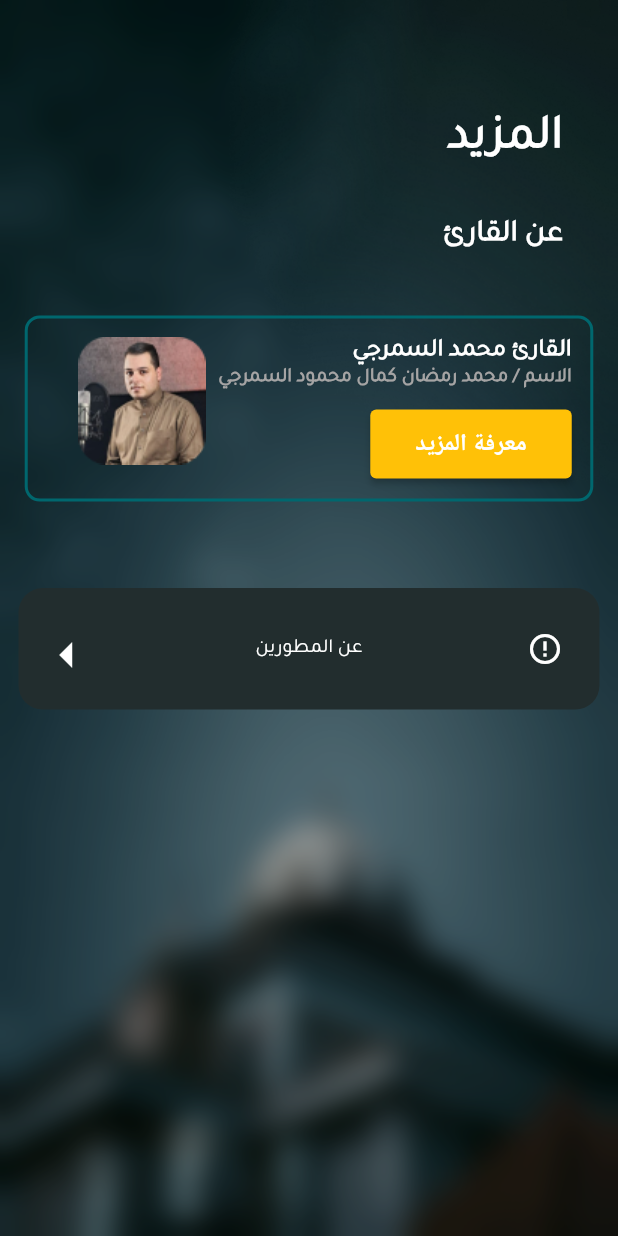
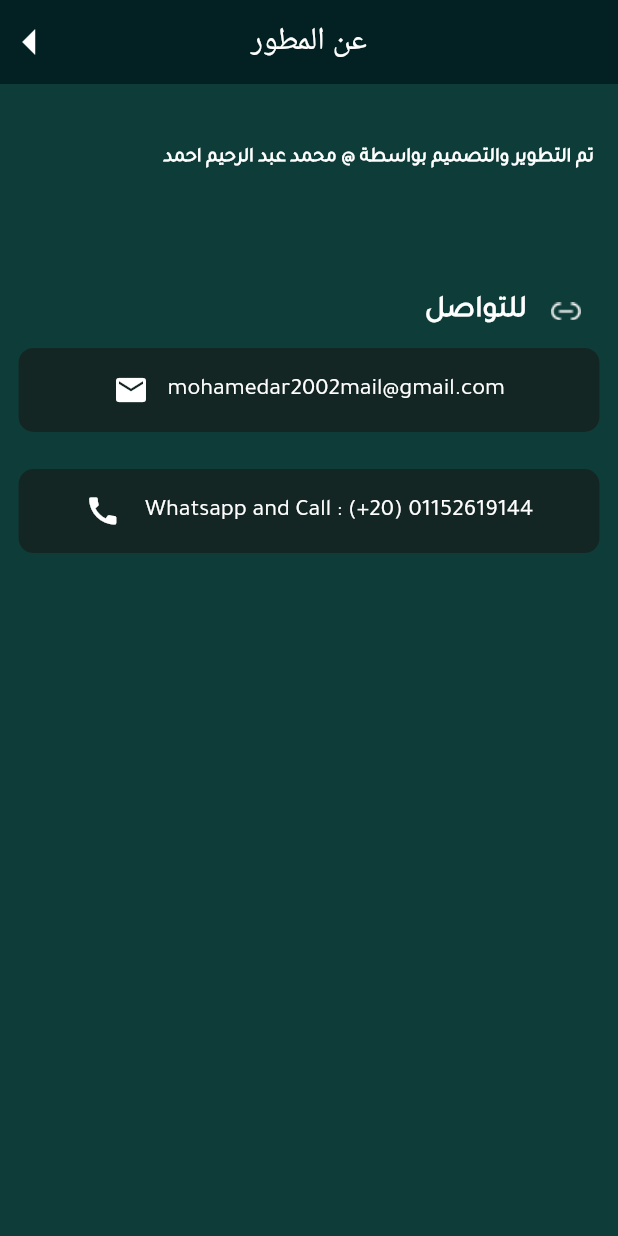
Before and after one commit to Mohamed-Abdel-Rahem/quran, a Flutter app: the MorePage screen opened directly, after a tap on the "error outline" icon, on a phone screen of 412 x 824 dp. Run offline on Flutter 3.47's test engine with Material 3 defaults, Android fonts, the phone set to English and light mode, and no system bars; our stand-ins replace device_preview, firebase_core, flutter_easyloading; missing offline and left inert: mailto, whatsapp_unilink; accounts and stored records are empty.

Commit message:
finshsh all ui expect whatsapp connect and listen quran and roqia

```diff
--- /dev/null
+++ b/lib/screens/developer_.dart
@@ -0,0 +1,102 @@
+import 'package:flutter/material.dart';
+import 'package:quran/services/email_services.dart';
+import 'package:quran/services/whatsapp_services.dart';
+import 'package:quran/widgets/connect_widget.dart';
+import 'package:quran/widgets/custom_text_widget.dart';
+
+class DeveloperPage extends StatefulWidget {
+  const DeveloperPage({super.key});
+
+  @override
+  State<DeveloperPage> createState() => _DeveloperPageState();
+}
+
+class _DeveloperPageState extends State<DeveloperPage> {
+  @override
+  Widget build(BuildContext context) {
+    final screenSize = MediaQuery.of(context).size;
+
+    return Scaffold(
+      backgroundColor: const Color(0xFF0E3D39),
+      appBar: AppBar(
+        backgroundColor: const Color(0xFF032022),
+        elevation: 0,
+        automaticallyImplyLeading: false,
+        actions: [
+          IconButton(
+            icon: const Icon(
+              Icons.arrow_right,
+              color: Colors.white,
+              size: 40,
+            ),
+            onPressed: () {
+              Navigator.pop(context);
+            },
+          ),
+        ],
+        title: const Text(
+          'عن المطور',
+          style: TextStyle(
+            color: Colors.white,
+            fontWeight: FontWeight.w500,
+          ),
+        ),
+        centerTitle: true,
+      ),
+      body: Column(
+        mainAxisAlignment: MainAxisAlignment.start,
+        children: [
+          SizedBox(height: screenSize.width * 0.1),
+          const Align(
+            alignment: Alignment.topRight,
+            child: CustomTextWidget(
+              text: "تم التطوير والتصميم بواسطة @ محمد عبد الرحيم احمد",
+              fontSize: 13,
+              fontWeight: FontWeight.w900,
+            ),
+          ),
+          SizedBox(height: screenSize.width * 0.2),
+          Column(
+            children: [
+              Padding(
+                padding: EdgeInsets.only(
+                    bottom: screenSize.width * 0.03,
+                    right: screenSize.width * 0.06),
+                child: Row(
+                  children: [
+                    Image.asset(
+                      'assets/images/taw.png',
+                    ),
+                    const Align(
+                      alignment: Alignment.topRight,
+                      child: CustomTextWidget(
+                        text: "للتواصل",
+                        fontSize: 20,
+                        fontWeight: FontWeight.w700,
+                      ),
+                    ),
+                  ],
+                ),
+              ),
+              ConnectWidget(
+                onTap: () {
+                  funcOpenMailComposer();
+                },
+                text: 'mohamedar2002mail@gmail.com',
+                icon: Icons.email,
+              ),
+              SizedBox(height: screenSize.width * 0.06),
+              ConnectWidget(
+                onTap: () {
+                  funcOpenWhatsApp();
+                },
+                icon: Icons.call,
+                text: 'Whatsapp and Call : (+20) 01152619144 ',
+              ),
+            ],
+          ),
+        ],
+      ),
+    );
+  }
+}
--- a/lib/screens/more_page.dart
+++ b/lib/screens/more_page.dart
@@ -1,4 +1,5 @@
 import 'package:flutter/material.dart';
+import 'package:quran/screens/developer_.dart';
 import 'package:quran/screens/reader_page.dart';
 import 'package:quran/widgets/backgroun_build.dart';
 import 'package:quran/widgets/custom_text_widget.dart';
@@ -11,6 +12,7 @@ class MorePage extends StatelessWidget {
     final screenSize = MediaQuery.of(context).size;
 
     return Scaffold(
+      backgroundColor: Colors.transparent,
       body: Stack(
         children: [
           const BackgrounBuild(),
@@ -140,6 +142,14 @@ class MorePage extends StatelessWidget {
                 Padding(
                   padding:
                       EdgeInsets.symmetric(horizontal: screenSize.width * 0.03),
+                  child: GestureDetector(
+                    onTap: () {
+                      Navigator.push(
+                        context,
+                        MaterialPageRoute(
+                            builder: (context) => const DeveloperPage()),
+                      );
+                    },
                     child: Container(
                       padding: EdgeInsets.symmetric(
                           horizontal: screenSize.width * 0.03,
@@ -157,11 +167,16 @@ class MorePage extends StatelessWidget {
                             icon: const Icon(Icons.error_outline,
                                 color: Colors.white),
                             onPressed: () {
-                            // Add your info button action here
+                              Navigator.push(
+                                context,
+                                MaterialPageRoute(
+                                    builder: (context) =>
+                                        const DeveloperPage()),
+                              );
                             },
                           ),
                           const Text(
-                          'عن المطورين',
+                            'عن المطور',
                             style: TextStyle(
                                 color: Colors.white,
                                 fontSize: 13,
@@ -172,13 +187,19 @@ class MorePage extends StatelessWidget {
                             icon: const Icon(
                               Icons.arrow_right,
                               color: Colors.white,
-                            size: 40,
+                              size: 33,
                             ),
                             onPressed: () {
-                            // Add your back button action here
+                              Navigator.push(
+                                context,
+                                MaterialPageRoute(
+                                    builder: (context) =>
+                                        const DeveloperPage()),
+                              );
                             },
                           ),
                         ],
+                      ),
                     ),
                   ),
                 )
--- a/lib/screens/moton.dart
+++ b/lib/screens/moton.dart
@@ -10,6 +10,7 @@ class MotonPage extends StatelessWidget {
   Widget build(BuildContext context) {
     final screenSize = MediaQuery.of(context).size;
     return Scaffold(
+      backgroundColor: Colors.transparent,
       body: Stack(
         children: [
           const BackgrounBuild(),
--- /dev/null
+++ b/lib/services/email_services.dart
@@ -0,0 +1,9 @@
+import 'package:mailto/mailto.dart';
+import 'package:url_launcher/url_launcher.dart';
+
+void funcOpenMailComposer() async {
+  final mailtoLink = Mailto(
+    to: ['mohamedar2002mail@gmail.com'],
+  );
+  await launch('$mailtoLink');
+}
--- /dev/null
+++ b/lib/widgets/connect_widget.dart
@@ -0,0 +1,45 @@
+import 'package:flutter/material.dart';
+
+class ConnectWidget extends StatelessWidget {
+  const ConnectWidget(
+      {super.key, required this.onTap, required this.icon, required this.text});
+  final IconData icon;
+  final String text;
+  final Function onTap;
+  @override
+  Widget build(BuildContext context) {
+    final screenSize = MediaQuery.of(context).size;
+    return GestureDetector(
+      onTap: () => onTap(),
+      child: Padding(
+        padding: EdgeInsets.symmetric(horizontal: screenSize.width * 0.03),
+        child: Container(
+          padding: const EdgeInsets.all(16.0),
+          decoration: BoxDecoration(
+            color: Color(0xff142624),
+            borderRadius: BorderRadius.circular(10.0),
+          ),
+          child: Row(
+            mainAxisAlignment: MainAxisAlignment.center,
+            children: [
+              Text(
+                text,
+                style: const TextStyle(
+                  fontSize: 16,
+                  color: Colors.white,
+                  fontWeight: FontWeight.w500,
+                  fontFamily: 'Tajawal',
+                ),
+              ),
+              SizedBox(width: screenSize.width * 0.03),
+              Icon(
+                icon,
+                color: Colors.white,
+              ),
+            ],
+          ),
+        ),
+      ),
+    );
+  }
+}
--- a/pubspec.yaml
+++ b/pubspec.yaml
@@ -41,6 +41,10 @@ dependencies:
         sdk: flutter
   device_preview: ^1.2.0
   flutter_snake_navigationbar: ^0.6.1
+  url_launcher: ^6.3.0
+  mailto: ^2.0.0
+  whatsapp_unilink: ^2.1.0
+  flutter_easyloading: ^3.0.5
 
 dev_dependencies:
   flutter_test:
```
Also changed, not shown: lib/main.dart (+7 -4 lines), lib/screens/reader_page.dart (+7 -26 lines), lib/services/whatsapp_services.dart (added, +18 -0 lines), assets/images/taw.png (added), pubspec.lock, 6 other files. Lines whose indentation alone changed are shown as unchanged.
